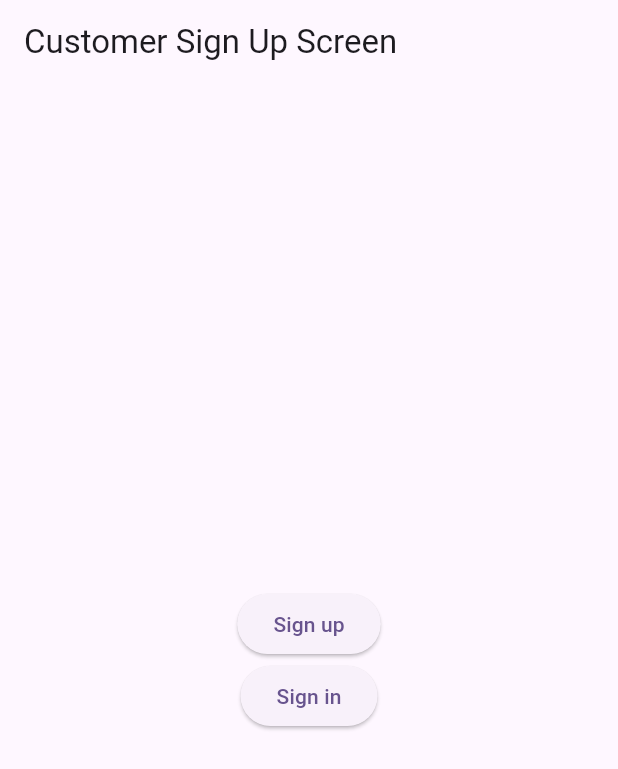
After one commit to anas-yousef/touch_cut_app, a Flutter app: the CustomerSignUpScreen screen opened by its route, on a phone screen of 412 x 824 dp. The commit adds this screen. Shown: the top 769 px of the screen. Run offline on Flutter 3.47's test engine with Material 3 defaults, Android fonts, the phone set to English and light mode, and no system bars; our stand-ins replace connectivity_plus, flutter_secure_storage, go_router; accounts and stored records are empty; network calls fail.

Commit message:
Added customer sign in/up screens

```diff
--- /dev/null
+++ b/lib/screens/customer_signup_screen.dart
@@ -0,0 +1,38 @@
+import 'package:flutter/material.dart';
+import 'package:go_router/go_router.dart';
+
+class CustomerSignUpScreen extends StatelessWidget {
+  const CustomerSignUpScreen({super.key});
+
+  @override
+  Widget build(BuildContext context) {
+    return Scaffold(
+      appBar: AppBar(
+        title: const Text(
+          'Customer Sign Up Screen',
+        ),
+      ),
+      body: Center(
+        child: Column(
+          mainAxisAlignment: MainAxisAlignment.center,
+          children: [
+            ElevatedButton(
+              onPressed: () {},
+              child: const Text(
+                'Sign up',
+              ),
+            ),
+            ElevatedButton(
+              onPressed: () {
+                context.push('/customerSignInScreen');
+              },
+              child: const Text(
+                'Sign in',
+              ),
+            ),
+          ],
+        ),
+      ),
+    );
+  }
+}
```
Also changed, not shown: lib/main.dart (+75 -5 lines), lib/screens/barbershop_signup_screen.dart (added, +16 -0 lines), lib/screens/customer_signin_screen.dart (added, +48 -0 lines), lib/screens/no_internet_screen.dart (+5 -2 lines).
